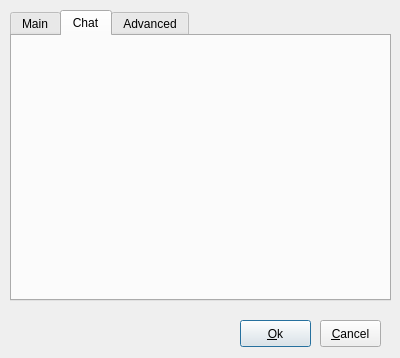
First picture: the form in ui/Options.ui, repository 8102/QNetSoul, before the edit.
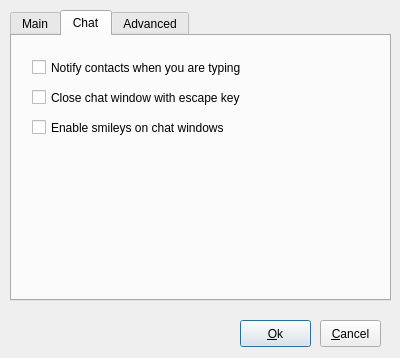
Second picture: the form after the edit. The open tabs and pages were chosen to show the change. Icons and pictures are not drawn.

Commit message: Version 0.04: focus, reconnection, url in chats, timestamp. More options in Chat section.

```diff
--- a/ui/Options.ui
+++ b/ui/Options.ui
@@ -226,6 +226,49 @@
     <attribute name="title">
      <string>Chat</string>
     </attribute>
+    <widget class="QCheckBox" name="typingStatusCheckBox">
+     <property name="geometry">
+      <rect>
+       <x>20</x>
+       <y>20</y>
+       <width>341</width>
+       <height>23</height>
+      </rect>
+     </property>
+     <property name="text">
+      <string>Notify contacts when you are typing</string>
+     </property>
+    </widget>
+    <widget class="QCheckBox" name="chatEscapeCheckBox">
+     <property name="geometry">
+      <rect>
+       <x>20</x>
+       <y>50</y>
+       <width>341</width>
+       <height>23</height>
+      </rect>
+     </property>
+     <property name="text">
+      <string>Close chat window with escape key</string>
+     </property>
+    </widget>
+    <widget class="QCheckBox" name="smileysCheckBox">
+     <property name="geometry">
+      <rect>
+       <x>20</x>
+       <y>80</y>
+       <width>341</width>
+       <height>23</height>
+      </rect>
+     </property>
+     <property name="text">
+      <string>Enable smileys on chat windows</string>
+     </property>
+     <property name="icon">
+      <iconset resource="../Images.qrc">
+       <normaloff>:/images/grin.png</normaloff>:/images/grin.png</iconset>
+     </property>
+    </widget>
    </widget>
    <widget class="QWidget" name="advancedWidget">
     <attribute name="title">
```
Left out of the diff: 6 changed lines with no effect on the pictures. The commit also changes 11 other files.
